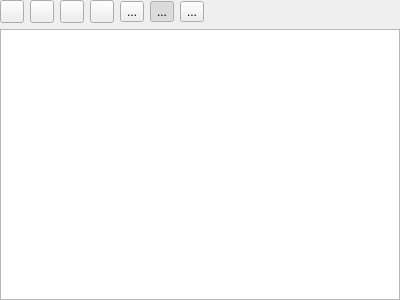
The window that crafter/workshop/layerpanel.ui (crafter2d/crafter2d) describes before a commit, drawn with Qt 5.
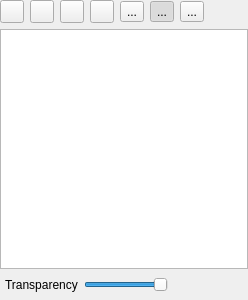
The same window after the commit. Icons and pictures are not drawn.

Commit message: * added transparency to tile rendering * select first layer when opening new world

Diff of the .ui file:
```diff
--- a/crafter/workshop/layerpanel.ui
+++ b/crafter/workshop/layerpanel.ui
@@ -6,7 +6,7 @@
    <rect>
     <x>0</x>
     <y>0</y>
-    <width>400</width>
+    <width>248</width>
     <height>300</height>
    </rect>
   </property>
@@ -146,6 +146,54 @@
     <item>
      <widget class="QTreeView" name="treeLayers"/>
     </item>
+    <item>
+     <widget class="QWidget" name="widget_2" native="true">
+      <layout class="QHBoxLayout" name="horizontalLayout_2">
+       <property name="leftMargin">
+        <number>5</number>
+       </property>
+       <property name="topMargin">
+        <number>0</number>
+       </property>
+       <property name="bottomMargin">
+        <number>5</number>
+       </property>
+       <item>
+        <widget class="QLabel" name="label">
+         <property name="text">
+          <string>Transparency</string>
+         </property>
+        </widget>
+       </item>
+       <item>
+        <widget class="QSlider" name="transparencySlider">
+         <property name="maximum">
+          <number>100</number>
+         </property>
+         <property name="sliderPosition">
+          <number>100</number>
+         </property>
+         <property name="orientation">
+          <enum>Qt::Horizontal</enum>
+         </property>
+        </widget>
+       </item>
+       <item>
+        <spacer name="horizontalSpacer">
+         <property name="orientation">
+          <enum>Qt::Horizontal</enum>
+         </property>
+         <property name="sizeHint" stdset="0">
+          <size>
+           <width>40</width>
+           <height>20</height>
+          </size>
+         </property>
+        </spacer>
+       </item>
+      </layout>
+     </widget>
+    </item>
    </layout>
   </widget>
  </widget>
```
Left out of the diff: 18 changed lines with no effect on the pictures. The commit also changes 4 other files.
